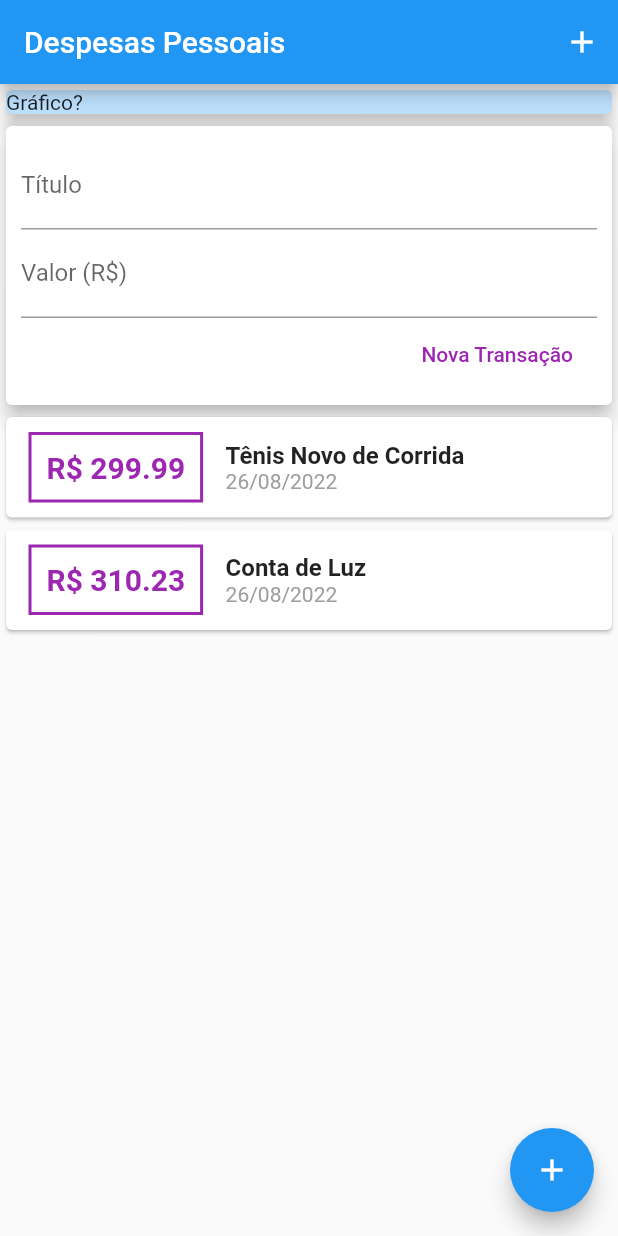
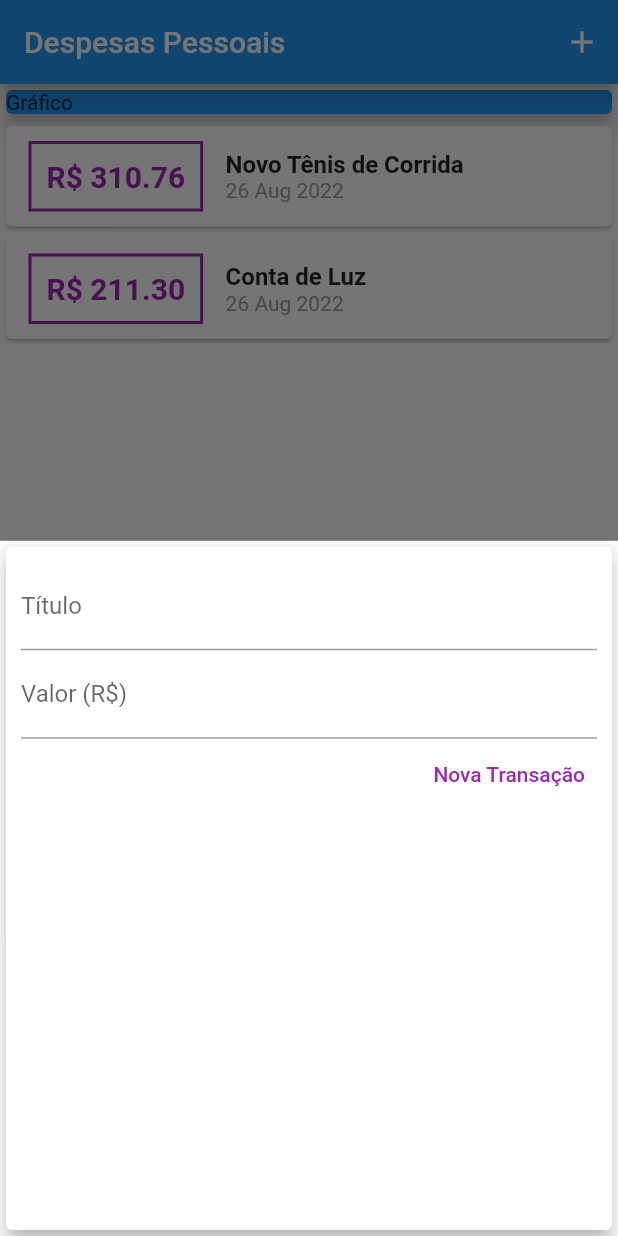
Before and after one commit to felipeggarcia/despesas-pessoais, a Flutter app: the screen it shows after launch, after a tap on the "add" icon, on a phone screen of 412 x 824 dp. Run offline on Flutter 3.47's test engine with Material 2 defaults, Android fonts, the phone set to English and light mode, and no system bars.

Commit message:
criação do form no modal

```diff
--- a/lib/components/transaction_form.dart
+++ b/lib/components/transaction_form.dart
@@ -1,17 +1,28 @@
 import 'package:flutter/material.dart';
 
-class TransactionForm extends StatelessWidget {
+class TransactionForm extends StatefulWidget {
+  final void Function(String, double) onSubmit;
+
+  const TransactionForm(this.onSubmit, {Key? key}) : super(key: key);
+
+  @override
+  State<TransactionForm> createState() => _TransactionFormState();
+}
+
+class _TransactionFormState extends State<TransactionForm> {
   final titleController = TextEditingController();
+
   final valueController = TextEditingController();
-  late final void Function(String, double) onSubmit;
-  TransactionForm(this.onSubmit);
+
   _submitForm() {
     final title = titleController.text;
-    final value = double.tryParse(valueController.text) ?? 0.0;
+    final value = double.tryParse(valueController.text) ?? 0;
+
     if (title.isEmpty || value <= 0) {
       return;
     }
-    onSubmit(title, value);
+
+    widget.onSubmit(title, value);
   }
 
   @override
@@ -21,9 +32,10 @@ class TransactionForm extends StatelessWidget {
       child: Padding(
         padding: const EdgeInsets.all(10),
         child: Column(
-          children: <Widget>[
+          children: [
             TextField(
               controller: titleController,
+              onSubmitted: (_) => _submitForm(),
               decoration: const InputDecoration(
                 labelText: 'Título',
               ),
@@ -35,17 +47,22 @@ class TransactionForm extends StatelessWidget {
               onSubmitted: (_) => _submitForm(),
               decoration: const InputDecoration(
                 labelText: 'Valor (R\$)',
-                )),
+              ),
+            ),
             Row(
               mainAxisAlignment: MainAxisAlignment.end,
               children: <Widget>[
-                FlatButton(
-                  textColor: Colors.purple,
+                TextButton(
+                  child: const Text(
+                    'Nova Transação',
+                    style: TextStyle(
+                      color: Colors.purple,
+                    ),
+                  ),
                   onPressed: _submitForm,
-                  child: const Text('Nova Transação'),
                 )
               ],
-            )
+            ),
           ],
         ),
       ),
--- a/lib/components/transaction_list.dart
+++ b/lib/components/transaction_list.dart
@@ -4,51 +4,64 @@ import 'package:intl/intl.dart';
 
 class TransactionList extends StatelessWidget {
   final List<Transaction> transactions;
-  TransactionList(this.transactions);
+
+  const TransactionList(this.transactions, {Key? key}) : super(key: key);
+
   @override
   Widget build(BuildContext context) {
-    return SingleChildScrollView(
-      child: Column(children: <Widget>[
-        ...transactions.map((tr) {
+    return SizedBox(
+      height: 300,
+      child: ListView.builder(
+        itemCount: transactions.length,
+        itemBuilder: (ctx, index) {
+          final tr = transactions[index];
           return Card(
             child: Row(
-              children: <Widget>[
+              children: [
                 Container(
-                  margin:
-                      const EdgeInsets.symmetric(horizontal: 15, vertical: 10),
+                  margin: const EdgeInsets.symmetric(
+                    horizontal: 15,
+                    vertical: 10,
+                  ),
                   decoration: BoxDecoration(
-                      border: Border.all(
-                    color: Colors.purple,
-                    width: 2,
-                  )),
+                    border: Border.all(
+                      color: Colors.purple,
+                      width: 2,
+                    ),
+                  ),
                   padding: const EdgeInsets.all(10),
                   child: Text(
                     'R\$ ${tr.value.toStringAsFixed(2)}',
                     style: const TextStyle(
-                        fontWeight: FontWeight.bold,
-                        fontSize: 20,
-                        color: Colors.purple),
+                      fontWeight: FontWeight.bold,
+                      fontSize: 20,
+                      color: Colors.purple,
+                    ),
                   ),
                 ),
                 Column(
                   crossAxisAlignment: CrossAxisAlignment.start,
-                  children: <Widget>[
+                  children: [
                     Text(
                       tr.title,
                       style: const TextStyle(
-                          fontSize: 16, fontWeight: FontWeight.bold),
+                        fontSize: 16,
+                        fontWeight: FontWeight.bold,
+                      ),
                     ),
                     Text(
-                      DateFormat('d/MM/y').format(tr.date),
-                      style: const TextStyle(color: Colors.grey),
-                    )
+                      DateFormat('d MMM y').format(tr.date),
+                      style: const TextStyle(
+                        color: Colors.grey,
+                      ),
+                    ),
                   ],
-                )
+                ),
               ],
             ),
           );
-        }).toList()
-      ]),
+        },
+      ),
     );
   }
 }
--- a/lib/components/transaction_user.dart
+++ /dev/null
@@ -1,48 +0,0 @@
-import 'dart:math';
-
-import 'package:flutter/material.dart';
-import '../models/transaction.dart';
-import 'transaction_list.dart';
-import 'transaction_form.dart';
-
-class TransactionUser extends StatefulWidget {
-  @override
-  State<TransactionUser> createState() => _TransactionUserState();
-}
-
-class _TransactionUserState extends State<TransactionUser> {
-  final _transactions = [
-    Transaction(
-      id: 't1',
-      title: 'Tênis Novo de Corrida',
-      value: 299.99,
-      date: DateTime.now(),
-    ),
-    Transaction(
-      id: 't2',
-      title: 'Conta de Luz',
-      value: 310.23,
-      date: DateTime.now(),
-    )
-  ];
-  _addTransaction(String title, double value) {
-    final newTransaction = Transaction(
-        id: Random().nextDouble().toString(),
-        title: title,
-        value: value,
-        date: DateTime.now());
-    setState(() {
-      _transactions.add(newTransaction);
-    });
-  }
-
-  @override
-  Widget build(BuildContext context) {
-    return Column(
-      children: [
-        TransactionForm(_addTransaction),
-        TransactionList(_transactions),
-      ],
-    );
-  }
-}
--- a/lib/main.dart
+++ b/lib/main.dart
@@ -1,24 +1,60 @@
-// ignore_for_file: deprecated_member_use, avoid_print
+import 'package:flutter/material.dart';
+import 'dart:math';
+import 'components/transaction_form.dart';
+import 'components/transaction_list.dart';
+import 'models/transaction.dart';
 
-import 'package:despesas_pessoais/components/transaction_form.dart';
-import 'package:flutter/material.dart';
-import 'components/transaction_user.dart';
-
-main() => runApp(ExpensesApp());
+main() => runApp(const ExpensesApp());
 
 class ExpensesApp extends StatelessWidget {
+  const ExpensesApp({Key? key}) : super(key: key);
   @override
   Widget build(BuildContext context) {
-    return MaterialApp(home: MyHomePage());
+    return const MaterialApp(home: MyHomePage());
   }
 }
 
-class MyHomePage extends StatelessWidget {
+class MyHomePage extends StatefulWidget {
+  const MyHomePage({Key? key}) : super(key: key);
+
+  @override
+  State<MyHomePage> createState() => _MyHomePageState();
+}
+
+class _MyHomePageState extends State<MyHomePage> {
+  final _transactions = [
+    Transaction(
+      id: 't1',
+      title: 'Novo Tênis de Corrida',
+      value: 310.76,
+      date: DateTime.now(),
+    ),
+    Transaction(
+      id: 't2',
+      title: 'Conta de Luz',
+      value: 211.30,
+      date: DateTime.now(),
+    ),
+  ];
+
+  _addTransaction(String title, double value) {
+    final newTransaction = Transaction(
+      id: Random().nextDouble().toString(),
+      title: title,
+      value: value,
+      date: DateTime.now(),
+    );
+
+    setState(() {
+      _transactions.add(newTransaction);
+    });
+  }
+
   _openTransactionFormModal(BuildContext context) {
     showModalBottomSheet(
       context: context,
       builder: (_) {
-        return TransactionForm(null);
+        return TransactionForm(_addTransaction);
       },
     );
   }
@@ -28,34 +64,33 @@ class MyHomePage extends StatelessWidget {
     return Scaffold(
       appBar: AppBar(
         title: const Text('Despesas Pessoais'),
-        actions: <Widget>[
+        actions: [
           IconButton(
-            onPressed: () {},
-            icon: Icon(Icons.add),
+            icon: const Icon(Icons.add),
+            onPressed: () => _openTransactionFormModal(context),
           ),
         ],
       ),
       body: SingleChildScrollView(
         child: Column(
-          // mainAxisAlignment: MainAxisAlignment.spaceAround,
           crossAxisAlignment: CrossAxisAlignment.stretch,
-          children: <Widget>[
-            Container(
+          children: [
+            const SizedBox(
               child: Card(
-                color: Colors.blue[100],
+                color: Colors.blue,
+                child: Text('Gráfico'),
                 elevation: 5,
-                child: const Text('Gráfico?'),
               ),
             ),
-            TransactionUser(),
+            TransactionList(_transactions),
           ],
         ),
       ),
       floatingActionButton: FloatingActionButton(
-        child: Icon(Icons.add),
-        onPressed: () {},
+        child: const Icon(Icons.add),
+        onPressed: () => _openTransactionFormModal(context),
       ),
-      floatingActionButtonLocation: FloatingActionButtonLocation.endFloat,
+      floatingActionButtonLocation: FloatingActionButtonLocation.centerFloat,
     );
   }
 }
--- a/lib/models/transaction.dart
+++ b/lib/models/transaction.dart
@@ -1,5 +1,3 @@
-// import 'package:flutter/foundation.dart';
-
 class Transaction {
   final String id;
   final String title;
```
Lines whose indentation alone changed are shown as unchanged.
